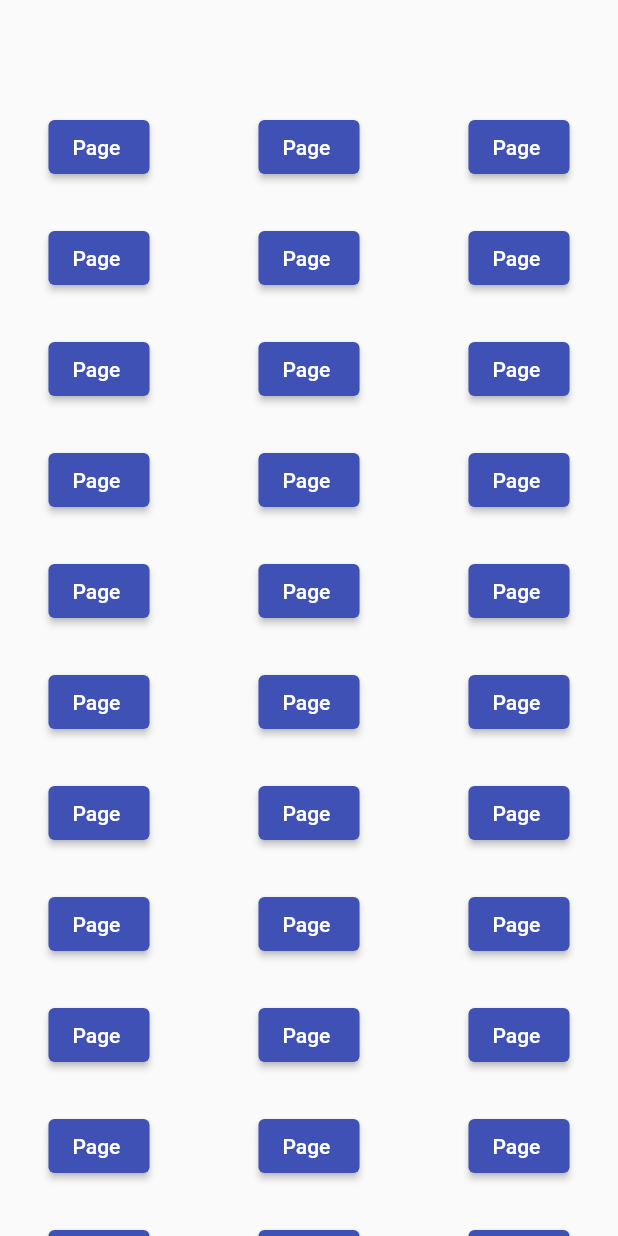
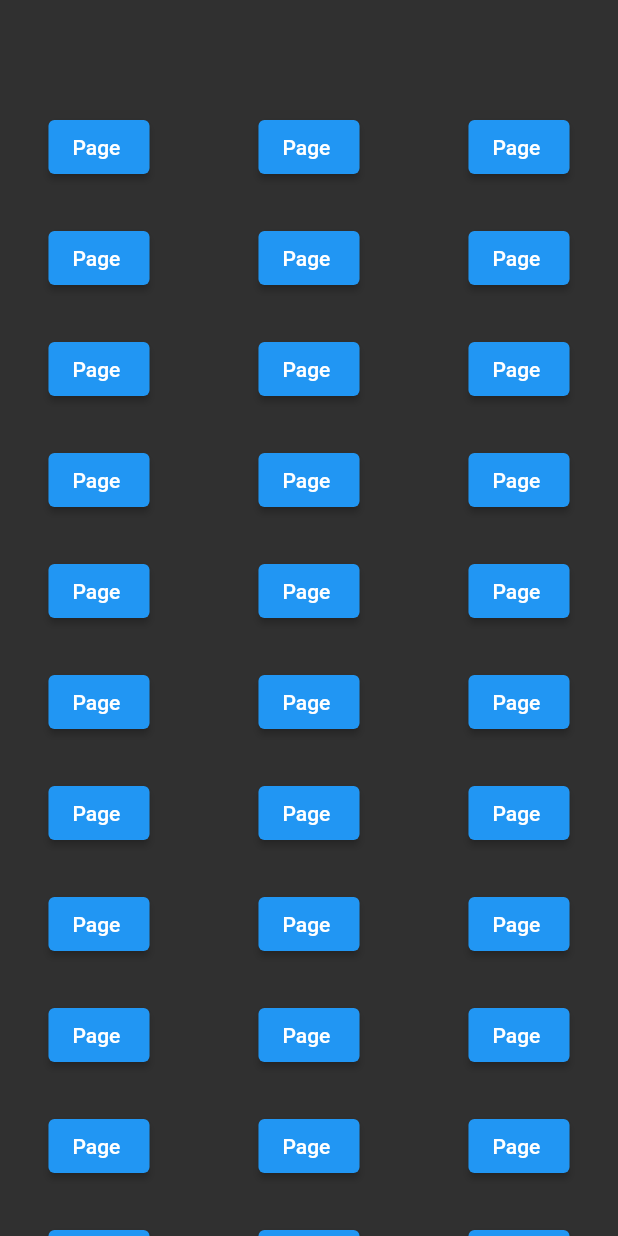
Before and after one commit to droy312/hacktoberfest_2022_flutter_opensource_project, a Flutter app: the screen it shows after launch, on a phone screen of 412 x 824 dp. Run offline on Flutter 3.47's test engine with Material 2 defaults, Android fonts, the phone set to English and light mode, and no system bars; our stand-ins replace google_fonts.

Commit message:
material App

```diff
--- a/lib/main.dart
+++ b/lib/main.dart
@@ -12,10 +12,10 @@ class MyApp extends StatelessWidget {
   Widget build(BuildContext context) {
     return MaterialApp(
       title: 'Open source Flutter',
-      debugShowCheckedModeBanner: false, // Remove the debug banner
+      debugShowCheckedModeBanner: false,
       theme: ThemeData(
-        primarySwatch: Colors.indigo, // Change primarySwatch color to indigo
-        brightness: Brightness.light, // Change brightness to light
+        primarySwatch: Colors.blue,
+        brightness: Brightness.dark,
       ),
       home: const HomePage(),
     );
```
